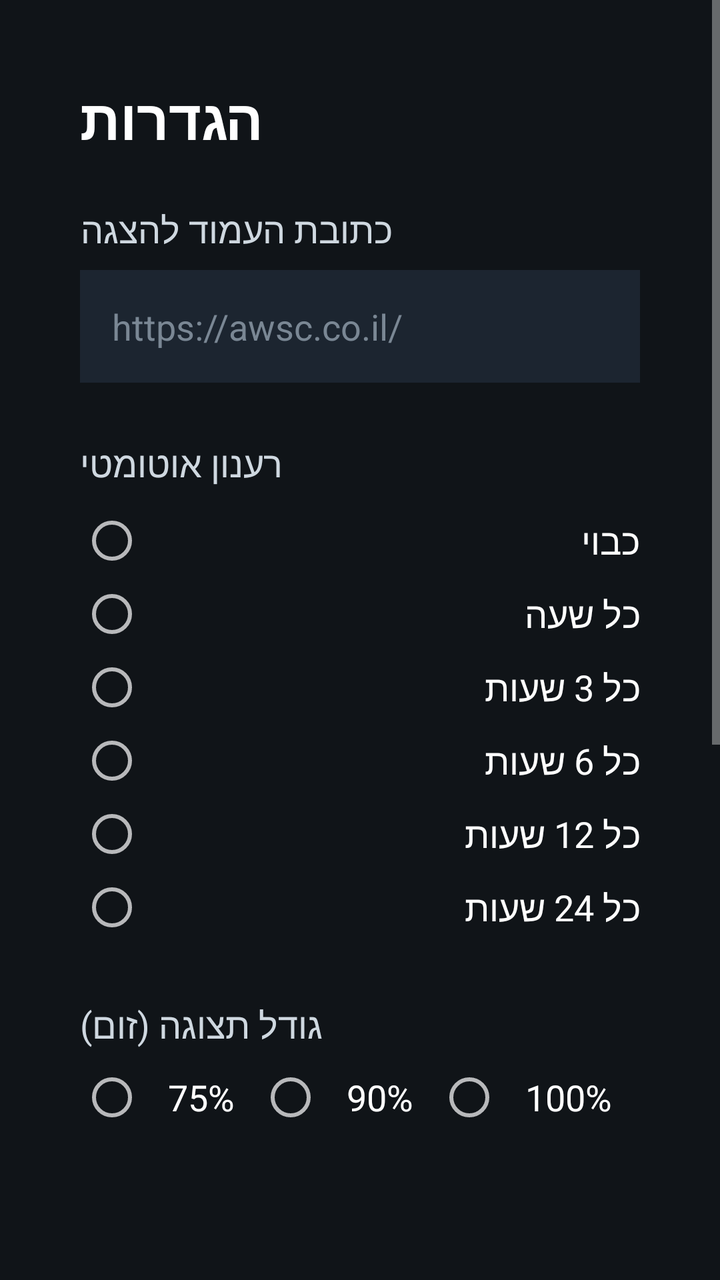
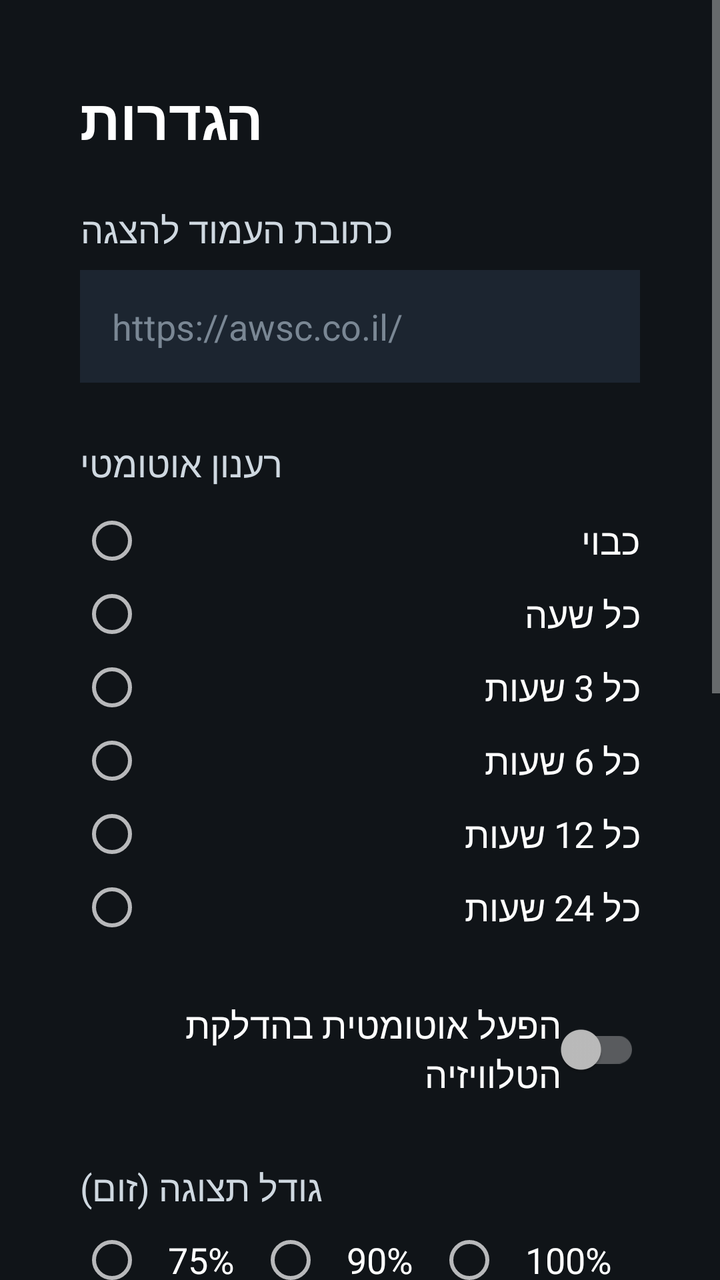

Screens rendered from an Android XML layout before and after an edit, with the pre-edit source and the edit as a unified diff.
<!-- AndroidManifest.xml: application theme AppTheme -->
<!-- res/layout/activity_settings.xml -->
<?xml version="1.0" encoding="utf-8"?>
<ScrollView xmlns:android="http://schemas.android.com/apk/res/android"
    android:layout_width="match_parent"
    android:layout_height="match_parent"
    android:background="#101418"
    android:fillViewport="true">

    <LinearLayout
        android:layout_width="match_parent"
        android:layout_height="wrap_content"
        android:orientation="vertical"
        android:padding="40dp">

        <TextView
            android:layout_width="wrap_content"
            android:layout_height="wrap_content"
            android:text="@string/settings_title"
            android:textColor="#FFFFFF"
            android:textSize="28sp"
            android:textStyle="bold"
            android:paddingBottom="24dp" />

        <TextView
            android:layout_width="wrap_content"
            android:layout_height="wrap_content"
            android:text="@string/url_label"
            android:textColor="#CFD8E0"
            android:textSize="18sp"
            android:paddingBottom="8dp" />

        <EditText
            android:id="@+id/url_input"
            android:layout_width="match_parent"
            android:layout_height="wrap_content"
            android:inputType="textUri"
            android:textColor="#FFFFFF"
            android:textColorHint="#7A8794"
            android:hint="https://awsc.co.il/"
            android:background="#1C2530"
            android:padding="16dp"
            android:textSize="18sp" />

        <TextView
            android:layout_width="wrap_content"
            android:layout_height="wrap_content"
            android:text="@string/interval_label"
            android:textColor="#CFD8E0"
            android:textSize="18sp"
            android:paddingTop="28dp"
            android:paddingBottom="8dp" />

        <RadioGroup
            android:id="@+id/interval_group"
            android:layout_width="match_parent"
            android:layout_height="wrap_content"
            android:orientation="vertical">

            <RadioButton android:id="@+id/interval_off" android:layout_width="match_parent" android:layout_height="wrap_content" android:text="@string/interval_off" android:textColor="#FFFFFF" android:textSize="18sp" android:paddingVertical="6dp" />
            <RadioButton android:id="@+id/interval_1" android:layout_width="match_parent" android:layout_height="wrap_content" android:text="@string/interval_1" android:textColor="#FFFFFF" android:textSize="18sp" android:paddingVertical="6dp" />
            <RadioButton android:id="@+id/interval_3" android:layout_width="match_parent" android:layout_height="wrap_content" android:text="@string/interval_3" android:textColor="#FFFFFF" android:textSize="18sp" android:paddingVertical="6dp" />
            <RadioButton android:id="@+id/interval_6" android:layout_width="match_parent" android:layout_height="wrap_content" android:text="@string/interval_6" android:textColor="#FFFFFF" android:textSize="18sp" android:paddingVertical="6dp" />
            <RadioButton android:id="@+id/interval_12" android:layout_width="match_parent" android:layout_height="wrap_content" android:text="@string/interval_12" android:textColor="#FFFFFF" android:textSize="18sp" android:paddingVertical="6dp" />
            <RadioButton android:id="@+id/interval_24" android:layout_width="match_parent" android:layout_height="wrap_content" android:text="@string/interval_24" android:textColor="#FFFFFF" android:textSize="18sp" android:paddingVertical="6dp" />
        </RadioGroup>

        <TextView
            android:layout_width="wrap_content"
            android:layout_height="wrap_content"
            android:text="@string/zoom_label"
            android:textColor="#CFD8E0"
            android:textSize="18sp"
            android:paddingTop="28dp"
            android:paddingBottom="8dp" />

        <RadioGroup
            android:id="@+id/zoom_group"
            android:layout_width="match_parent"
            android:layout_height="wrap_content"
            android:orientation="horizontal">

            <RadioButton android:id="@+id/zoom_75" android:layout_width="wrap_content" android:layout_height="wrap_content" android:text="75%" android:textColor="#FFFFFF" android:textSize="18sp" android:paddingHorizontal="12dp" />
            <RadioButton android:id="@+id/zoom_90" android:layout_width="wrap_content" android:layout_height="wrap_content" android:text="90%" android:textColor="#FFFFFF" android:textSize="18sp" android:paddingHorizontal="12dp" />
            <RadioButton android:id="@+id/zoom_100" android:layout_width="wrap_content" android:layout_height="wrap_content" android:text="100%" android:textColor="#FFFFFF" android:textSize="18sp" android:paddingHorizontal="12dp" />
            <RadioButton android:id="@+id/zoom_110" android:layout_width="wrap_content" android:layout_height="wrap_content" android:text="110%" android:textColor="#FFFFFF" android:textSize="18sp" android:paddingHorizontal="12dp" />
            <RadioButton android:id="@+id/zoom_125" android:layout_width="wrap_content" android:layout_height="wrap_content" android:text="125%" android:textColor="#FFFFFF" android:textSize="18sp" android:paddingHorizontal="12dp" />
        </RadioGroup>

        <LinearLayout
            android:layout_width="match_parent"
            android:layout_height="wrap_content"
            android:orientation="horizontal"
            android:paddingTop="32dp">

            <Button
                android:id="@+id/save_button"
                android:layout_width="0dp"
                android:layout_height="wrap_content"
                android:layout_weight="1"
                android:layout_marginEnd="12dp"
                android:text="@string/save"
                android:textSize="18sp" />

            <Button
                android:id="@+id/refresh_button"
                android:layout_width="0dp"
                android:layout_height="wrap_content"
                android:layout_weight="1"
                android:layout_marginStart="12dp"
                android:text="@string/refresh_now"
                android:textSize="18sp" />
        </LinearLayout>

        <View
            android:layout_width="match_parent"
            android:layout_height="1dp"
            android:background="#2A3540"
            android:layout_marginVertical="32dp" />

        <TextView
            android:layout_width="wrap_content"
            android:layout_height="wrap_content"
            android:text="@string/update_section"
            android:textColor="#FFFFFF"
            android:textSize="22sp"
            android:textStyle="bold"
            android:paddingBottom="6dp" />

        <TextView
            android:id="@+id/version_label"
            android:layout_width="wrap_content"
            android:layout_height="wrap_content"
            android:textColor="#7A8794"
            android:textSize="15sp"
            android:paddingBottom="16dp" />

        <TextView
            android:layout_width="wrap_content"
            android:layout_height="wrap_content"
            android:text="@string/update_url_label"
            android:textColor="#CFD8E0"
            android:textSize="18sp"
            android:paddingBottom="8dp" />

        <EditText
            android:id="@+id/update_url_input"
            android:layout_width="match_parent"
            android:layout_height="wrap_content"
            android:inputType="textUri"
            android:textColor="#FFFFFF"
            android:textColorHint="#7A8794"
            android:hint="https://awsc.co.il/awsc-tv.apk"
            android:background="#1C2530"
            android:padding="16dp"
            android:textSize="18sp" />

        <Button
            android:id="@+id/update_button"
            android:layout_width="match_parent"
            android:layout_height="wrap_content"
            android:layout_marginTop="20dp"
            android:text="@string/update_now"
            android:textSize="18sp" />

        <TextView
            android:layout_width="wrap_content"
            android:layout_height="wrap_content"
            android:text="@string/hint_open_settings"
            android:textColor="#7A8794"
            android:textSize="14sp"
            android:paddingTop="28dp" />

    </LinearLayout>
</ScrollView>
<!-- resources referenced by this layout -->
<resources>
  <string name="hint_open_settings">לחיצה ארוכה על כפתור החזרה (Back) פותחת הגדרות</string>
  <string name="interval_1">כל שעה</string>
  <string name="interval_12">כל 12 שעות</string>
  <string name="interval_24">כל 24 שעות</string>
  <string name="interval_3">כל 3 שעות</string>
  <string name="interval_6">כל 6 שעות</string>
  <string name="interval_label">רענון אוטומטי</string>
  <string name="interval_off">כבוי</string>
  <string name="refresh_now">רענן עכשיו</string>
  <string name="save">שמור והצג</string>
  <string name="settings_title">הגדרות</string>
  <string name="update_now">עדכן עכשיו (הורד והתקן)</string>
  <string name="update_section">עדכון הישום</string>
  <string name="update_url_label">כתובת קובץ העדכון (APK)</string>
  <string name="url_label">כתובת העמוד להצגה</string>
  <string name="zoom_label">גודל תצוגה (זום)</string>
  <style name="AppTheme" parent="Theme.AppCompat.NoActionBar">
          <item name="android:windowNoTitle">true</item>
          <item name="android:windowFullscreen">true</item>
          <item name="android:windowActionBar">false</item>
          <item name="android:windowBackground">@android:color/black</item>
          <item name="colorPrimary">#0B5FA5</item>
          <item name="colorPrimaryDark">#083E6E</item>
          <item name="colorAccent">#0B5FA5</item>
      </style>
</resources>

<!-- the commit's change to res/layout/activity_settings.xml (unified diff, before → after) -->
@@ -62,6 +62,16 @@
             <RadioButton android:id="@+id/interval_12" android:layout_width="match_parent" android:layout_height="wrap_content" android:text="@string/interval_12" android:textColor="#FFFFFF" android:textSize="18sp" android:paddingVertical="6dp" />
             <RadioButton android:id="@+id/interval_24" android:layout_width="match_parent" android:layout_height="wrap_content" android:text="@string/interval_24" android:textColor="#FFFFFF" android:textSize="18sp" android:paddingVertical="6dp" />
         </RadioGroup>
+
+        <androidx.appcompat.widget.SwitchCompat
+            android:id="@+id/boot_switch"
+            android:layout_width="match_parent"
+            android:layout_height="wrap_content"
+            android:text="@string/boot_label"
+            android:textColor="#FFFFFF"
+            android:textSize="18sp"
+            android:paddingTop="28dp"
+            android:paddingBottom="4dp" />
 
         <TextView
             android:layout_width="wrap_content"
<!-- resource entries referenced after the edit -->
@@ -1,5 +1,6 @@
 <!-- resources referenced by this layout -->
 <resources>
+  <string name="boot_label">הפעל אוטומטית בהדלקת הטלוויזיה</string>
   <string name="hint_open_settings">לחיצה ארוכה על כפתור החזרה (Back) פותחת הגדרות</string>
   <string name="interval_1">כל שעה</string>
   <string name="interval_12">כל 12 שעות</string>
